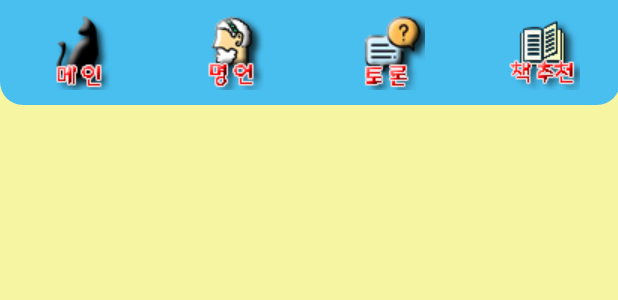
After one commit to dsjk3172/Black-Cat, an Android app: the layout saying.xml on its own in the app's theme, with its tools: preview values and no code run, on a phone screen of 412 x 824 dp. The commit adds this screen. Shown: the top 300 px of the screen. Run offline under Robolectric (Android 15) with nearby library versions, the phone set to English and light mode, and no system bars; Roboto replaces fonts that are not available here.

Commit message:
명언 액티비티 열기 안됨

```diff
--- /dev/null
+++ b/app/src/main/res/layout/saying.xml
@@ -0,0 +1,94 @@
+<?xml version="1.0" encoding="utf-8"?>
+<android.support.constraint.ConstraintLayout xmlns:android="http://schemas.android.com/apk/res/android"
+    xmlns:app="http://schemas.android.com/apk/res-auto"
+    xmlns:tools="http://schemas.android.com/tools"
+    android:layout_width="match_parent"
+    android:layout_height="match_parent"
+    android:background="#ADF5F378"
+    tools:context=".Saying">
+
+
+    <LinearLayout
+        android:id="@+id/linearLayout"
+        android:layout_width="match_parent"
+        android:layout_height="86dp"
+        android:layout_marginBottom="8dp"
+        app:layout_constraintBottom_toBottomOf="parent"
+        app:layout_constraintEnd_toEndOf="parent"
+        app:layout_constraintStart_toStartOf="parent"
+        app:layout_constraintTop_toTopOf="parent"
+        app:layout_constraintVertical_bias="0.0">
+
+        <ImageButton
+            android:id="@+id/s_imgbtn_Main"
+            android:layout_width="103dp"
+            android:layout_height="70dp"
+            android:layout_alignParentStart="true"
+            android:layout_alignParentTop="true"
+            android:background="@drawable/padding1"
+            app:layout_constraintBottom_toBottomOf="parent"
+            app:layout_constraintLeft_toLeftOf="parent"
+            app:layout_constraintRight_toRightOf="parent"
+            app:layout_constraintTop_toTopOf="parent"
+            app:srcCompat="@drawable/main"
+            tools:layout_editor_absoluteX="28dp"
+            tools:layout_editor_absoluteY="16dp" />
+
+
+        <ImageButton
+            android:id="@+id/s_imgbtn_BestWord"
+            android:layout_width="103dp"
+            android:layout_height="70dp"
+            android:background="#49BFF0"
+            app:layout_constraintBottom_toBottomOf="parent"
+            app:layout_constraintLeft_toLeftOf="parent"
+            app:layout_constraintRight_toRightOf="parent"
+            app:layout_constraintTop_toTopOf="parent"
+            app:srcCompat="@drawable/bestword"
+            tools:layout_editor_absoluteX="28dp"
+            tools:layout_editor_absoluteY="16dp" />
+
+
+        <ImageButton
+            android:id="@+id/s_imgbtn_Community"
+            android:layout_width="103dp"
+            android:layout_height="70dp"
+            android:background="#49BFF0"
+            app:layout_constraintBottom_toBottomOf="parent"
+            app:layout_constraintLeft_toLeftOf="parent"
+            app:layout_constraintRight_toRightOf="parent"
+            app:layout_constraintTop_toTopOf="parent"
+            app:srcCompat="@drawable/community"
+            tools:layout_editor_absoluteX="158dp"
+            tools:layout_editor_absoluteY="16dp" />
+
+
+        <ImageButton
+            android:id="@+id/s_imgbtn_BookRecommend"
+            android:layout_width="103dp"
+            android:layout_height="70dp"
+            android:background="@drawable/padding2"
+            app:layout_constraintBottom_toBottomOf="parent"
+            app:layout_constraintLeft_toLeftOf="parent"
+            app:layout_constraintRight_toRightOf="parent"
+            app:layout_constraintTop_toTopOf="parent"
+            app:srcCompat="@drawable/book_recommend"
+            tools:layout_editor_absoluteX="304dp"
+            tools:layout_editor_absoluteY="16dp" />
+    </LinearLayout>
+
+
+    <RelativeLayout
+        android:layout_width="410dp"
+        android:layout_height="582dp"
+        app:layout_constraintBottom_toBottomOf="parent"
+        app:layout_constraintEnd_toEndOf="parent"
+        app:layout_constraintTop_toTopOf="parent"
+        app:layout_constraintVertical_bias="1.0">
+
+
+    </RelativeLayout>
+
+
+
+</android.support.constraint.ConstraintLayout>
```
Also changed, not shown: app/src/main/java/com/example/software_project/MainActivity.java (+9 -0 lines), app/src/main/java/com/example/software_project/Saying.java (added, +68 -0 lines).
